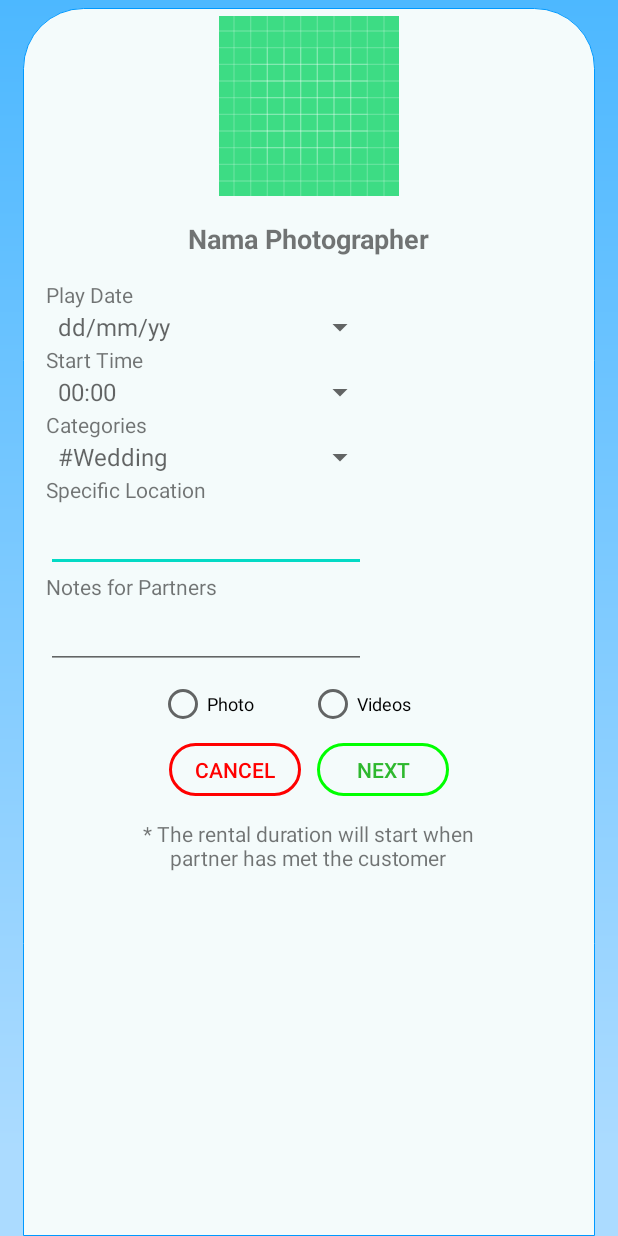
After one commit to ikhsanmoh/androidProject-rollApp, an Android app: the BookingForm screen opened directly, with no data from a screen before it, on a phone screen of 412 x 824 dp. The commit adds this screen. Run offline under Robolectric (Android 15) with nearby library versions, the phone set to English and light mode, and no system bars; pictures from the network do not load.

Commit message:
Finish modul Booking Form

```diff
--- a/app/src/main/AndroidManifest.xml
+++ b/app/src/main/AndroidManifest.xml
@@ -11,7 +11,8 @@
         android:roundIcon="@mipmap/ic_launcher_round"
         android:supportsRtl="true"
         android:theme="@style/AppTheme">
-        <activity android:name=".PhotographerProfileActivity"></activity>
+        <activity android:name=".BookingForm"></activity>
+        <activity android:name=".PhotographerProfileActivity" />
         <activity android:name=".BerandaActivity" />
         <activity android:name=".LoginActivity" />
         <activity android:name=".RegisterActivity" />
--- /dev/null
+++ b/app/src/main/java/project/roll/BookingForm.java
@@ -0,0 +1,169 @@
+package project.roll;
+
+import androidx.appcompat.app.AppCompatActivity;
+
+import android.content.Intent;
+import android.os.Bundle;
+import android.view.View;
+import android.view.ViewGroup;
+import android.widget.ArrayAdapter;
+import android.widget.Button;
+import android.widget.ImageView;
+import android.widget.Spinner;
+import android.widget.TextView;
+
+import com.bumptech.glide.Glide;
+
+import project.roll.model.Photographer;
+import project.roll.utils.SampleDataSet;
+
+import static project.roll.PhotographerProfileActivity.PHOTOGRAPHER_ID_KEY;
+
+public class BookingForm extends AppCompatActivity implements View.OnClickListener {
+
+  public static final String FORM_DATA_KEY = "formData";
+
+  private ImageView imgPhotographerPhoto;
+  private TextView txtPhotographerName, txtLocations, txtNotes;
+  private Spinner spinDate, spinTime, spinCategories;
+  private Button btnCancel, btnConfirm;
+
+  private ArrayAdapter<String> adapterForSpinDate, adapterForSpinTime, adapterForSpinCategories;
+
+  private String inputDate, inputTime, inputCategories, inputLocation, inputNotes;
+
+  Photographer photographerData;
+
+  @Override
+  protected void onCreate(Bundle savedInstanceState) {
+    super.onCreate(savedInstanceState);
+    setContentView(R.layout.activity_booking_form);
+
+    initViews();
+
+    adapterForSpinDate = adapterSetup();
+    adapterForSpinTime = adapterSetup();
+    adapterForSpinCategories = adapterSetup();
+
+    // Spinner Date dengan Sample Data
+    adapterForSpinDate.setDropDownViewResource(android.R.layout.simple_spinner_dropdown_item);
+    adapterForSpinDate.add("01/10/2021");
+    adapterForSpinDate.add("01/11/2021");
+    adapterForSpinDate.add("01/12/2021");
+    adapterForSpinDate.add("01/13/2021");
+    adapterForSpinDate.add("01/14/2021");
+    adapterForSpinDate.add("01/15/2021"); // dst.
+    adapterForSpinDate.add("dd/mm/yy"); // hint
+
+    // Spinner Time dengan Sample Data
+    adapterForSpinTime.setDropDownViewResource(android.R.layout.simple_spinner_dropdown_item);
+    adapterForSpinTime.add("08:00");
+    adapterForSpinTime.add("09:00");
+    adapterForSpinTime.add("10:00");
+    adapterForSpinTime.add("11:00");
+    adapterForSpinTime.add("12:00");
+    adapterForSpinTime.add("13:00");
+    adapterForSpinTime.add("14:00");
+    adapterForSpinTime.add("15:00");
+    adapterForSpinTime.add("16:00");
+    adapterForSpinTime.add("17:00");
+    adapterForSpinTime.add("18:00");
+    adapterForSpinTime.add("19:00");
+    adapterForSpinTime.add("20:00");
+    adapterForSpinTime.add("21:00");
+    adapterForSpinTime.add("22:00"); // dst.
+    adapterForSpinTime.add("00:00"); // hint
+
+    // Spinner Categories dengan Sample Data
+    adapterForSpinCategories.setDropDownViewResource(android.R.layout.simple_spinner_dropdown_item);
+    adapterForSpinCategories.add("Prewedding");
+    adapterForSpinCategories.add("Wedding"); // dst.
+    adapterForSpinCategories.add("#Wedding"); // hint
+
+    // Set Spinner Date
+    spinDate.setAdapter(adapterForSpinDate);
+    spinDate.setSelection(adapterForSpinDate.getCount()); // Menampilkan hint
+
+    // Set Spinner Time
+    spinTime.setAdapter(adapterForSpinTime);
+    spinTime.setSelection(adapterForSpinTime.getCount());
+
+    // Set Spinner Categories
+    spinCategories.setAdapter(adapterForSpinCategories);
+    spinCategories.setSelection(adapterForSpinCategories.getCount());
+
+    Intent myIntent = getIntent();
+    if (null != myIntent){
+      int photographerId = myIntent.getIntExtra(PHOTOGRAPHER_ID_KEY, -1);
+      if (photographerId != -1){
+        photographerData = SampleDataSet.getInstance().getPhotographerById(photographerId);
+        if (null != photographerData){
+          setDataViews(photographerData);
+        }
+      }
+    }
+
+    btnCancel.setOnClickListener(this);
+    btnConfirm.setOnClickListener(this);
+  }
+
+  private ArrayAdapter<String> adapterSetup(){
+    return new ArrayAdapter<String>(this, android.R.layout.simple_spinner_dropdown_item){
+      @Override
+      public View getView(int position, View convertView, ViewGroup parent) {
+        View v = super.getView(position, convertView, parent);
+        if (position == getCount()) {
+          ((TextView)v.findViewById(android.R.id.text1)).setText("");
+          ((TextView)v.findViewById(android.R.id.text1)).setHint(getItem(getCount())); // Men-set Hint
+        }
+        return v;
+      }
+
+      @Override
+      public int getCount() {
+        return super.getCount()-1; // Menghilangkan item Hint
+      }
+    };
+  };
+
+  private void initViews() {
+    imgPhotographerPhoto = findViewById(R.id.imgPhotographer);
+    txtPhotographerName = findViewById(R.id.txtName);
+    txtLocations = findViewById(R.id.editTxtLocation);
+    txtNotes = findViewById(R.id.editTxtPartnerNotes);
+
+    spinDate = findViewById(R.id.spinDate);
+    spinTime = findViewById(R.id.spinTime);
+    spinCategories = findViewById(R.id.spinCategories);
+
+    btnCancel = findViewById(R.id.btnCancel);
+    btnConfirm = findViewById(R.id.btnConfirm);
+  }
+
+  private void setDataViews(Photographer photographerData) {
+    Glide.with(this)
+            .asBitmap().load(photographerData.getImgUrl())
+            .into(imgPhotographerPhoto);
+    txtPhotographerName.setText(photographerData.getName());
+  }
+
+  @Override
+  public void onClick(View v) {
+    switch (v.getId()){
+      case R.id.btnCancel:
+        finish();
+        break;
+      case R.id.btnConfirm:
+        inputDate = spinDate.getSelectedItem().toString();
+        inputTime = spinTime.getSelectedItem().toString();
+        inputCategories = spinCategories.getSelectedItem().toString();
+        inputLocation = txtLocations.getText().toString();
+        inputNotes = txtNotes.getText().toString();
+
+        // Intent Here
+        break;
+      default:
+        break;
+    }
+  }
+}
--- a/app/src/main/java/project/roll/PhotographerProfileActivity.java
+++ b/app/src/main/java/project/roll/PhotographerProfileActivity.java
@@ -3,7 +3,6 @@ package project.roll;
 import androidx.appcompat.app.AppCompatActivity;
 
 import android.content.Intent;
-import android.graphics.drawable.Drawable;
 import android.os.Bundle;
 import android.view.View;
 import android.widget.Button;
@@ -25,6 +24,8 @@ public class PhotographerProfileActivity extends AppCompatActivity implements Vi
   private ImageView imgPhotoProfile, imgBestCapt1, imgBestCapt2;
   private RelativeLayout lightStatus;
 
+  private Photographer photographerData;
+
   @Override
   protected void onCreate(Bundle savedInstanceState) {
     super.onCreate(savedInstanceState);
@@ -36,7 +37,7 @@ public class PhotographerProfileActivity extends AppCompatActivity implements Vi
     if (null != myIntent){
       int photographerId = myIntent.getIntExtra(PHOTOGRAPHER_ID_KEY, -1);
       if (photographerId != -1){
-        Photographer photographerData = SampleDataSet.getInstance().getPhotographerById(photographerId);
+        photographerData = SampleDataSet.getInstance().getPhotographerById(photographerId);
         if (null != photographerData){
           setDataViews(photographerData);
         }
@@ -44,6 +45,7 @@ public class PhotographerProfileActivity extends AppCompatActivity implements Vi
     }
 
     btnCloseProfile.setOnClickListener(this);
+    btnBook.setOnClickListener(this);
   }
 
   private void initViews() {
@@ -93,14 +95,15 @@ public class PhotographerProfileActivity extends AppCompatActivity implements Vi
   }
 
   @Override
-  public void onClick(View view)
-  {
+  public void onClick(View view) {
     switch (view.getId()) {
       case R.id.btnCloseProfile:
         finish();
         break;
       case R.id.btnBooking:
-        // Do Things
+        Intent myInt = new Intent(this, BookingForm.class);
+        myInt.putExtra(PHOTOGRAPHER_ID_KEY, photographerData.getId());
+        startActivity(myInt);
         break;
       default:
         break;
--- /dev/null
+++ b/app/src/main/res/layout/activity_booking_form.xml
@@ -0,0 +1,217 @@
+<?xml version="1.0" encoding="utf-8"?>
+<RelativeLayout
+    xmlns:android="http://schemas.android.com/apk/res/android"
+    xmlns:app="http://schemas.android.com/apk/res-auto"
+    xmlns:tools="http://schemas.android.com/tools"
+    android:layout_width="match_parent"
+    android:layout_height="match_parent"
+    android:background="@drawable/main_bg"
+    tools:context=".BookingForm">
+
+    <RelativeLayout
+        android:layout_width="match_parent"
+        android:layout_height="match_parent"
+        android:layout_marginTop="5dp"
+        android:layout_marginHorizontal="15dp"
+        android:background="@drawable/card1">
+
+        <ScrollView
+            android:layout_width="match_parent"
+            android:layout_height="wrap_content">
+
+            <androidx.constraintlayout.widget.ConstraintLayout
+                android:layout_width="match_parent"
+                android:layout_height="match_parent">
+
+                <RelativeLayout
+                    android:id="@+id/rowOne"
+                    android:layout_width="match_parent"
+                    android:layout_height="wrap_content"
+                    app:layout_constraintEnd_toEndOf="parent"
+                    app:layout_constraintStart_toStartOf="parent"
+                    app:layout_constraintTop_toTopOf="parent">
+
+                    <ImageView
+                        android:id="@+id/imgPhotographer"
+                        android:layout_width="120dp"
+                        android:layout_height="120dp"
+                        app:layout_constraintEnd_toEndOf="parent"
+                        app:layout_constraintStart_toStartOf="parent"
+                        app:layout_constraintTop_toTopOf="parent"
+                        android:layout_centerHorizontal="true"
+                        android:layout_marginTop="5dp"
+                        app:srcCompat="@drawable/ic_launcher_background" />
+
+                    <TextView
+                        android:id="@+id/txtName"
+                        android:layout_width="wrap_content"
+                        android:layout_height="wrap_content"
+                        android:layout_below="@id/imgPhotographer"
+                        android:layout_centerHorizontal="true"
+                        android:layout_marginTop="16dp"
+                        android:text="@string/photographer_name"
+                        android:textSize="18sp"
+                        android:textStyle="bold"
+                        app:layout_constraintEnd_toEndOf="parent"
+                        app:layout_constraintStart_toStartOf="parent" />
+
+                </RelativeLayout>
+
+                <RelativeLayout
+                    android:layout_width="match_parent"
+                    android:layout_height="wrap_content"
+                    app:layout_constraintEnd_toEndOf="parent"
+                    app:layout_constraintStart_toStartOf="parent"
+                    android:layout_marginHorizontal="15dp"
+                    android:layout_marginTop="15dp"
+                    app:layout_constraintTop_toBottomOf="@id/rowOne">
+
+                    <TextView
+                        android:id="@+id/labelPlayDate"
+                        android:labelFor="@id/labelPlayDate"
+                        android:layout_width="wrap_content"
+                        android:layout_height="wrap_content"
+                        android:text="@string/play_date" />
+
+                    <Spinner
+                        android:id="@+id/spinDate"
+                        android:layout_width="220dp"
+                        android:layout_height="wrap_content"
+                        android:layout_below="@id/labelPlayDate"
+                        android:spinnerMode="dropdown" />
+
+                    <TextView
+                        android:id="@+id/labelTime"
+                        android:layout_width="wrap_content"
+                        android:layout_height="wrap_content"
+                        android:layout_below="@id/spinDate"
+                        android:text="@string/start_time" />
+
+                    <Spinner
+                        android:id="@+id/spinTime"
+                        android:layout_width="220dp"
+                        android:layout_height="wrap_content"
+                        android:layout_below="@id/labelTime"
+                        android:spinnerMode="dropdown" />
+
+                    <TextView
+                        android:id="@+id/labelCategories"
+                        android:layout_width="wrap_content"
+                        android:layout_height="wrap_content"
+                        android:layout_below="@id/spinTime"
+                        android:text="@string/categories" />
+
+                    <Spinner
+                        android:id="@+id/spinCategories"
+                        android:layout_width="220dp"
+                        android:layout_height="wrap_content"
+                        android:layout_below="@id/labelCategories"
+                        android:spinnerMode="dropdown" />
+
+                    <TextView
+                        android:id="@+id/labelLocation"
+                        android:labelFor="@id/editTxtLocation"
+                        android:layout_width="wrap_content"
+                        android:layout_height="wrap_content"
+                        android:layout_below="@id/spinCategories"
+                        android:text="@string/location" />
+
+                    <EditText
+                        android:id="@+id/editTxtLocation"
+                        android:layout_width="wrap_content"
+                        android:layout_height="wrap_content"
+                        android:layout_below="@id/labelLocation"
+                        android:ems="10"
+                        android:gravity="start|top"
+                        android:inputType="textMultiLine" />
+
+                    <TextView
+                        android:id="@+id/labelNote"
+                        android:labelFor="@id/editTxtPartnerNotes"
+                        android:layout_width="wrap_content"
+                        android:layout_height="wrap_content"
+                        android:layout_below="@id/editTxtLocation"
+                        android:text="@string/notes" />
+
+                    <EditText
+                        android:id="@+id/editTxtPartnerNotes"
+                        android:layout_width="wrap_content"
+                        android:layout_height="wrap_content"
+                        android:layout_below="@id/labelNote"
+                        android:ems="10"
+                        android:gravity="start|top"
+                        android:inputType="textMultiLine" />
+
+                    <RadioGroup
+                        android:id="@+id/radioWrapper"
+                        android:layout_width="wrap_content"
+                        android:layout_height="wrap_content"
+                        android:orientation="horizontal"
+                        android:layout_centerHorizontal="true"
+                        android:layout_marginTop="7dp"
+                        android:layout_below="@id/editTxtPartnerNotes">
+
+                        <RadioButton
+                            android:id="@+id/radioOptPhoto"
+                            android:layout_width="100dp"
+                            android:layout_height="wrap_content"
+                            android:text="@string/photo"
+                            android:textSize="12sp" />
+
+                        <RadioButton
+                            android:id="@+id/radioOptVideo"
+                            android:layout_width="100dp"
+                            android:layout_height="wrap_content"
+                            android:text="@string/video"
+                            android:textSize="12sp" />
+                    </RadioGroup>
+
+                    <LinearLayout
+                        android:id="@+id/buttonActionWrapper"
+                        android:layout_width="match_parent"
+                        android:layout_height="wrap_content"
+                        android:layout_below="@id/radioWrapper"
+                        android:orientation="horizontal"
+                        android:gravity="center_horizontal"
+                        android:layout_marginTop="10dp">
+
+                        <Button
+                            android:id="@+id/btnCancel"
+                            android:layout_width="wrap_content"
+                            android:layout_height="35dp"
+                            android:layout_marginEnd="5dp"
+                            android:background="@drawable/circle_shape_transparent_stroke_green"
+                            android:backgroundTint="@color/red"
+                            android:text="@string/cancel"
+                            android:textColor="@color/red" />
+
+                        <Button
+                            android:id="@+id/btnConfirm"
+                            android:layout_width="wrap_content"
+                            android:layout_height="35dp"
+                            android:layout_marginStart="5dp"
+                            android:background="@drawable/circle_shape_transparent_stroke_green"
+                            android:text="@string/next"
+                            android:textColor="@color/green"/>
+                    </LinearLayout>
+
+                    <TextView
+                        android:id="@+id/labelFormNote"
+                        android:layout_width="250dp"
+                        android:layout_height="wrap_content"
+                        android:layout_below="@id/buttonActionWrapper"
+                        android:layout_centerHorizontal="true"
+                        android:layout_marginTop="15dp"
+                        android:layout_marginBottom="25dp"
+                        android:text="@string/book_note"
+                        android:textAlignment="center" />
+
+                </RelativeLayout>
+
+            </androidx.constraintlayout.widget.ConstraintLayout>
+
+        </ScrollView>
+
+    </RelativeLayout>
+
+</RelativeLayout>
--- a/app/src/main/res/values/strings.xml
+++ b/app/src/main/res/values/strings.xml
@@ -4,6 +4,9 @@
     <string name="app_motto1">READY, SET, WOW!</string>
     <string name="app_motto2">
         &quot;There is one thing the photograph must contain, the humanity of the moment&quot;
+    </string>
+    <string name="book_note">
+        * The rental duration will start when partner has met the customer
     </string>
 
     <!-- Button Text -->
@@ -13,6 +16,8 @@
     <string name="login">LOGIN</string>
     <string name="propmt_close">X</string>
     <string name="booking">Book</string>
+    <string name="cancel">Cancel</string>
+    <string name="next">Next</string>
 
     <!-- Label -->
     <string name="home">Home</string>
@@ -23,6 +28,12 @@
     <string name="prompt_login">Username/Email</string>
     <string name="prompt_password">Password</string>
     <string name="prompt_cpassword">Confirm Password</string>
+    <string name="play_date">Play Date</string>
+    <string name="start_time">Start Time</string>
+    <string name="location">Specific Location</string>
+    <string name="notes">Notes for Partners</string>
+    <string name="photo">Photo</string>
+    <string name="video">Videos</string>
     <string name="action_sign_in">Sign in or register</string>
     <string name="action_sign_in_short">Sign in</string>
     <string name="prompt_phone">Phone Number</string>
@@ -36,7 +47,7 @@
     <string name="photographer_top_porto">Best Capture</string>
     <string name="comment">Comments</string>
 
-    <!-- Placeholder/Example -->
+    <!-- Example -->
     <string name="photographer_name">Nama Photographer</string>
     <string name="photographer_rating_ex">4.5</string>
     <string name="photographer_domicilie_ex">Alamat</string>
```
